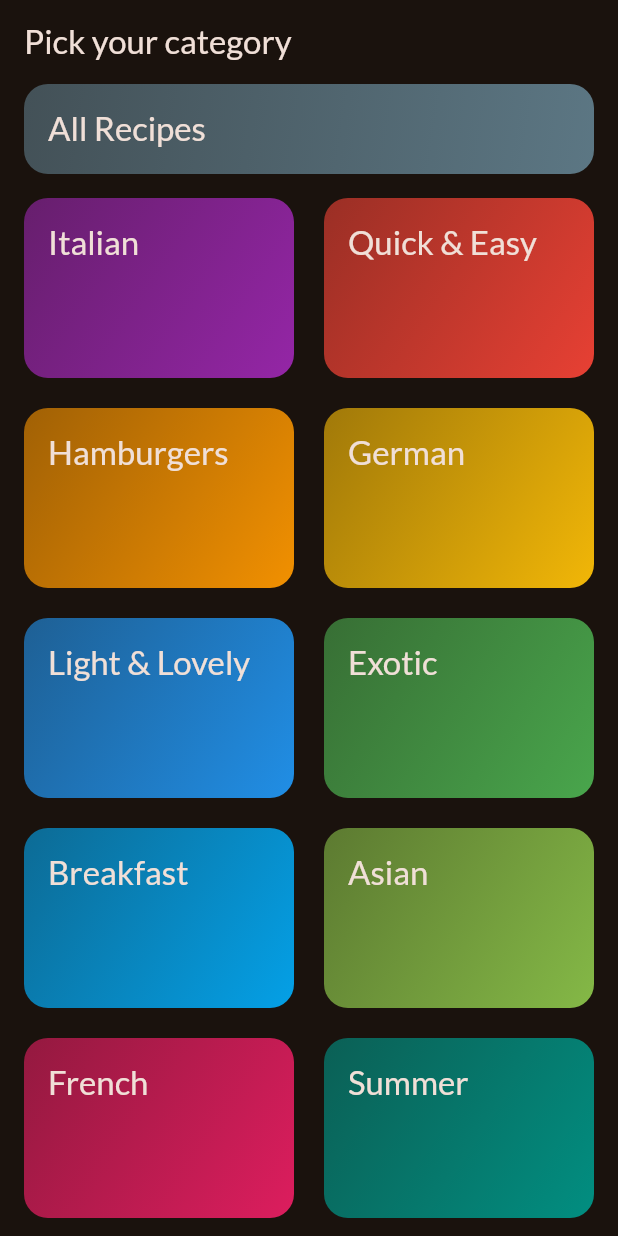
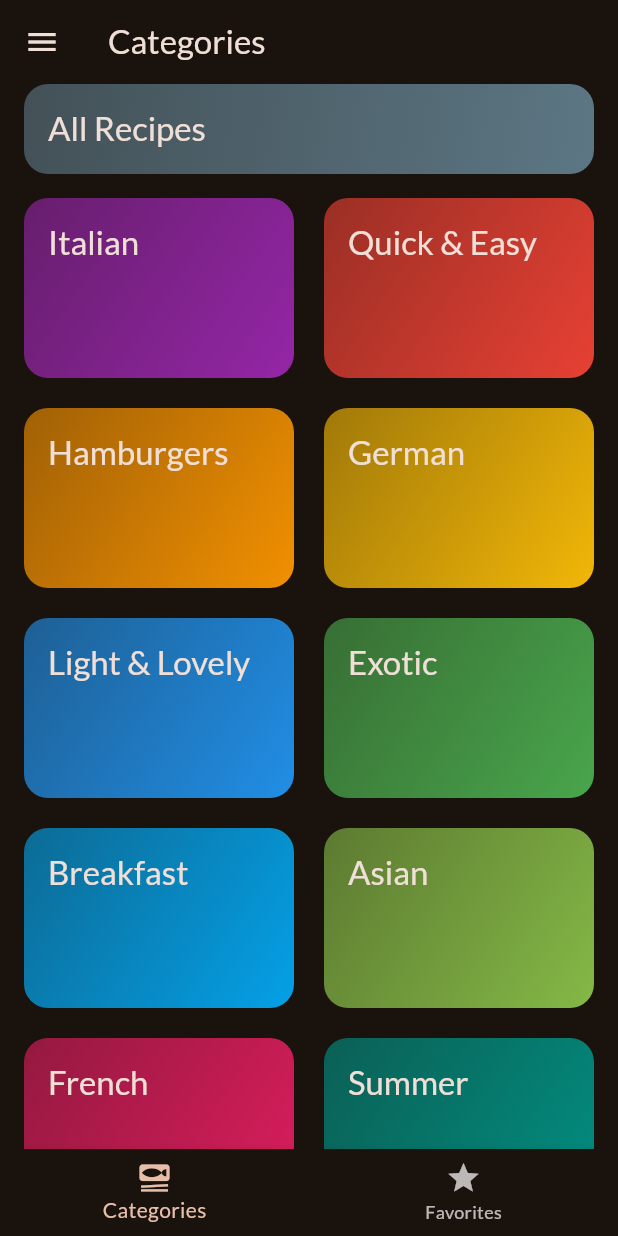
Before and after one commit to pedro-ruas/recipes_app, a Flutter app: the screen it shows after launch, on a phone screen of 412 x 824 dp. Run offline on Flutter 3.47's test engine with Material 3 defaults, Android fonts, the phone set to English and light mode, and no system bars; our stand-ins replace google_fonts, transparent_image.

Commit message:
[FEAT]: Added Favorites and Filter screens
- Added the ability to filter all recipes
- Added  the ability to add and remove recipes from favorites

```diff
--- a/lib/main.dart
+++ b/lib/main.dart
@@ -1,7 +1,7 @@
 import 'package:flutter/material.dart';
 
 import 'package:google_fonts/google_fonts.dart';
-import 'package:recipes_app/screens/categories.screen.dart';
+import 'package:recipes_app/screens/tabs.screen.dart';
 
 final theme = ThemeData(
   useMaterial3: true,
@@ -21,6 +21,6 @@ class App extends StatelessWidget {
 
   @override
   Widget build(BuildContext context) {
-    return MaterialApp(theme: theme, home: const CategoriesScreen());
+    return MaterialApp(theme: theme, home: const TabsScreen());
   }
 }
--- a/lib/screens/categories.screen.dart
+++ b/lib/screens/categories.screen.dart
@@ -1,33 +1,62 @@
 import 'package:flutter/material.dart';
 import 'package:recipes_app/data/mock_data.dart';
 import 'package:recipes_app/models/category.model.dart';
+import 'package:recipes_app/models/meal.model.dart';
+import 'package:recipes_app/screens/filters.screen.dart';
 import 'package:recipes_app/screens/meals.screen.dart';
 import 'package:recipes_app/widgets/category_grid_item.widget.dart';
 
+final Map<FilterType, Function> handlers = {
+  FilterType.gluten: (Meal meal) => meal.isGlutenFree,
+  FilterType.lactose: (Meal meal) => meal.isLactoseFree,
+  FilterType.vegan: (Meal meal) => meal.isVegan,
+  FilterType.vegetarian: (Meal meal) => meal.isVegetarian,
+};
+
 class CategoriesScreen extends StatelessWidget {
-  const CategoriesScreen({super.key});
+  const CategoriesScreen({
+    super.key,
+    required this.onToggleMealFavorite,
+    required this.appliedFilters,
+  });
+  final Function(Meal) onToggleMealFavorite;
+  final Map<FilterType, bool> appliedFilters;
+
+  bool handleMealFilter(Meal meal) {
+    final List<FilterType> filtersToApply = FilterType.values
+        .where((f) => appliedFilters[f] == true)
+        .toList();
+
+    return filtersToApply.every((f) => handlers[f]!(meal));
+  }
 
   void _selectCategory(BuildContext context, Category? category) {
+    List<Meal> filteredMeals = mockMeals
+        .where((meal) => handleMealFilter(meal))
+        .toList();
+
     final categoryMeals = category != null
-        ? mockMeals
+        ? filteredMeals
               .where((meal) => meal.categories.any((id) => id == category.id))
               .toList()
-        : mockMeals;
+        : filteredMeals;
 
     final title = category != null ? category.title : "All Recipes";
 
     Navigator.of(context).push(
       MaterialPageRoute(
-        builder: (ctx) => MealsScreen(meals: categoryMeals, title: title),
+        builder: (ctx) => MealsScreen(
+          meals: categoryMeals,
+          title: title,
+          onToggleMealFavorite: onToggleMealFavorite,
+        ),
       ),
     );
   }
 
   @override
   Widget build(BuildContext context) {
-    return Scaffold(
-      appBar: AppBar(title: const Text("Pick your category")),
-      body: Column(
+    return Column(
       children: [
         Container(
           padding: EdgeInsets.symmetric(horizontal: 16),
@@ -70,21 +99,18 @@ class CategoriesScreen extends StatelessWidget {
               mainAxisSpacing: 20,
             ),
             children: [
-                ...mockCategories
-                    .map(
+              ...mockCategories.map(
                 (category) => CategoryGridItem(
                   category: category,
                   onSelected: (Category category) {
                     _selectCategory(context, category);
                   },
                 ),
-                    )
-                    .toList(),
+              ),
             ],
           ),
         ),
       ],
-      ),
     );
   }
 }
--- /dev/null
+++ b/lib/screens/tabs.screen.dart
@@ -0,0 +1,148 @@
+import 'package:flutter/material.dart';
+import 'package:recipes_app/models/meal.model.dart';
+import 'package:recipes_app/screens/categories.screen.dart';
+import 'package:recipes_app/screens/filters.screen.dart';
+import 'package:recipes_app/screens/meals.screen.dart';
+import 'package:recipes_app/widgets/app_drawer.widget.dart';
+
+class TabsScreen extends StatefulWidget {
+  const TabsScreen({super.key});
+
+  @override
+  State<TabsScreen> createState() {
+    return _TabsScreenState();
+  }
+}
+
+class _TabsScreenState extends State<TabsScreen> {
+  int _selectedPageIndex = 0;
+  final List<Meal> _favoriteMeals = [];
+  Map<FilterType, bool> _selectedFilters = kInitialFilters;
+
+  void _showInfoMessage(String message, Function onUndo) {
+    ScaffoldMessenger.of(context).clearSnackBars();
+    ScaffoldMessenger.of(context).showSnackBar(
+      SnackBar(
+        content: Row(
+          children: [
+            Text(message),
+            TextButton(
+              onPressed: () {
+                onUndo();
+              },
+              child: Text("Undo"),
+            ),
+          ],
+        ),
+      ),
+    );
+  }
+
+  void _selectPage(int index) {
+    setState(() {
+      _selectedPageIndex = index;
+    });
+  }
+
+  void toggleMealFavoriteStatus(Meal meal) {
+    final isFavorite = _favoriteMeals.contains(meal);
+
+    if (isFavorite) {
+      setState(() {
+        _favoriteMeals.remove(meal);
+      });
+      _showInfoMessage("Meal removed from favorites", () {
+        toggleMealFavoriteStatus(meal);
+      });
+    } else {
+      setState(() {
+        _favoriteMeals.add(meal);
+      });
+      _showInfoMessage("Meal added to favorites", () {
+        toggleMealFavoriteStatus(meal);
+      });
+    }
+  }
+
+  void _setScreen(String identifier) async {
+    Navigator.of(context).pop();
+
+    if (identifier == "filters") {
+      final appliedFilters = await Navigator.of(context)
+          .push<Map<FilterType, bool>>(
+            MaterialPageRoute(
+              builder: (ctx) => FiltersScreen(initialFilters: _selectedFilters),
+            ),
+          );
+
+      setState(() {
+        _selectedFilters = appliedFilters ?? kInitialFilters;
+      });
+    }
+  }
+
+  List<Tab> get tabs {
+    return [
+      Tab(
+        title: "Categories",
+        content: CategoriesScreen(
+          onToggleMealFavorite: toggleMealFavoriteStatus,
+          appliedFilters: _selectedFilters,
+        ),
+        label: "Categories",
+        icon: Icons.set_meal,
+      ),
+      Tab(
+        title: "Favorite Meals",
+        content: MealsScreen(
+          meals: _favoriteMeals,
+          onToggleMealFavorite: toggleMealFavoriteStatus,
+        ),
+        label: "Favorites",
+        icon: Icons.star,
+      ),
+    ];
+  }
+
+  @override
+  Widget build(BuildContext context) {
+    Tab activeTab = tabs[_selectedPageIndex];
+
+    return Scaffold(
+      appBar: AppBar(
+        title: Text(
+          activeTab.title,
+          style: TextStyle(color: Theme.of(context).colorScheme.onSurface),
+        ),
+      ),
+      drawer: AppDrawer(onSelectScreen: _setScreen),
+      body: activeTab.content,
+      bottomNavigationBar: BottomNavigationBar(
+        onTap: _selectPage,
+        currentIndex: _selectedPageIndex,
+        items: tabs
+            .map(
+              (tab) => BottomNavigationBarItem(
+                icon: Icon(tab.icon),
+                label: tab.label,
+              ),
+            )
+            .toList(),
+      ),
+    );
+  }
+}
+
+class Tab {
+  const Tab({
+    required this.title,
+    required this.content,
+    required this.icon,
+    required this.label,
+  });
+
+  final String title;
+  final Widget content;
+  final IconData icon;
+  final String label;
+}
```
Also changed, not shown: lib/screens/filters.screen.dart (added, +117 -0 lines), lib/screens/meal_details.screen.dart (+18 -2 lines), lib/screens/meals.screen.dart (+30 -8 lines), lib/widgets/app_drawer.widget.dart (added, +91 -0 lines), 1 other file. Lines whose indentation alone changed are shown as unchanged.
